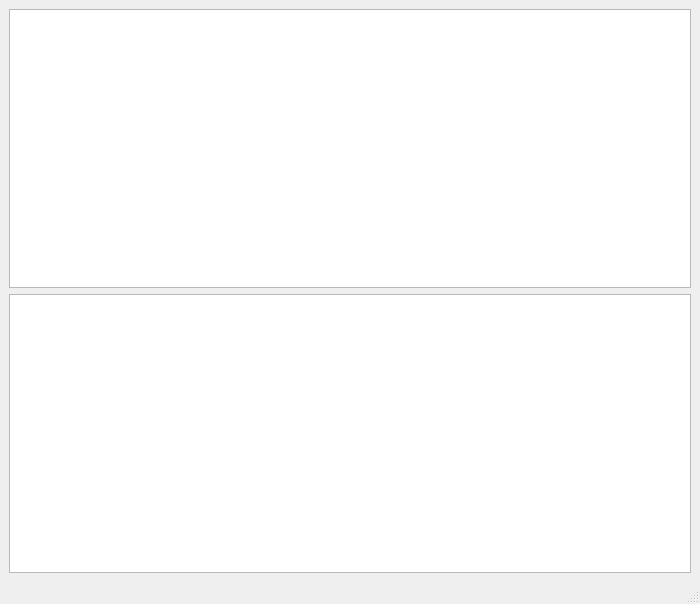
Old version of the form ui/TestUI.ui in the repository Beugeny/python_test.
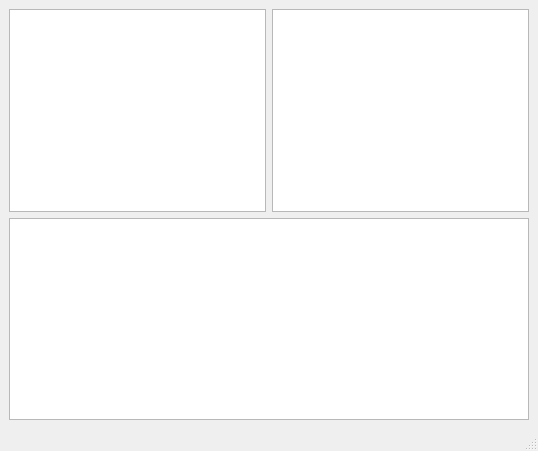
New version of the form.

The edit to the form file:
```diff
--- a/ui/TestUI.ui
+++ b/ui/TestUI.ui
@@ -6,8 +6,8 @@
    <rect>
     <x>0</x>
     <y>0</y>
-    <width>700</width>
-    <height>604</height>
+    <width>538</width>
+    <height>451</height>
    </rect>
   </property>
   <property name="windowTitle">
@@ -16,12 +16,19 @@
   <widget class="QWidget" name="centralwidget">
    <layout class="QVBoxLayout" name="verticalLayout">
     <item>
+     <layout class="QHBoxLayout" name="horizontalLayout">
+      <item>
      <widget class="QTableView" name="tableView"/>
     </item>
     <item>
      <widget class="QTableView" name="tableView_2"/>
     </item>
    </layout>
+    </item>
+    <item>
+     <widget class="QTreeView" name="treeView"/>
+    </item>
+   </layout>
   </widget>
   <widget class="QMenuBar" name="menubar">
    <property name="geometry">
```
Left out of the diff: 2 changed lines with no effect on the pictures. Lines whose indentation alone changed are shown as unchanged.
